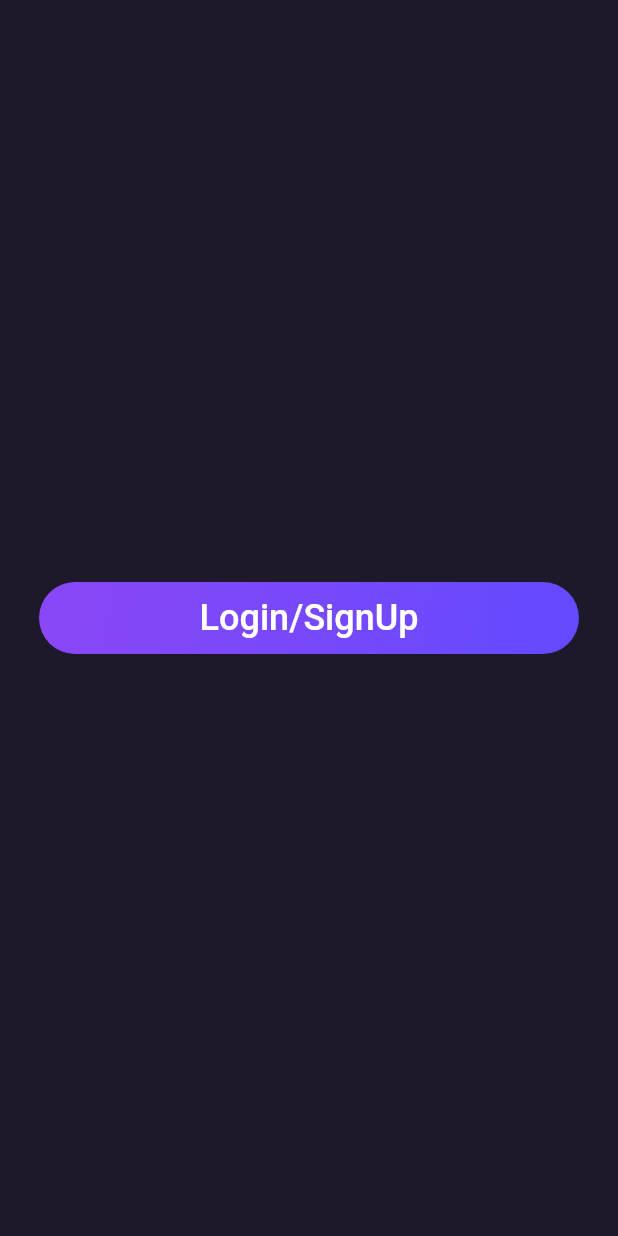
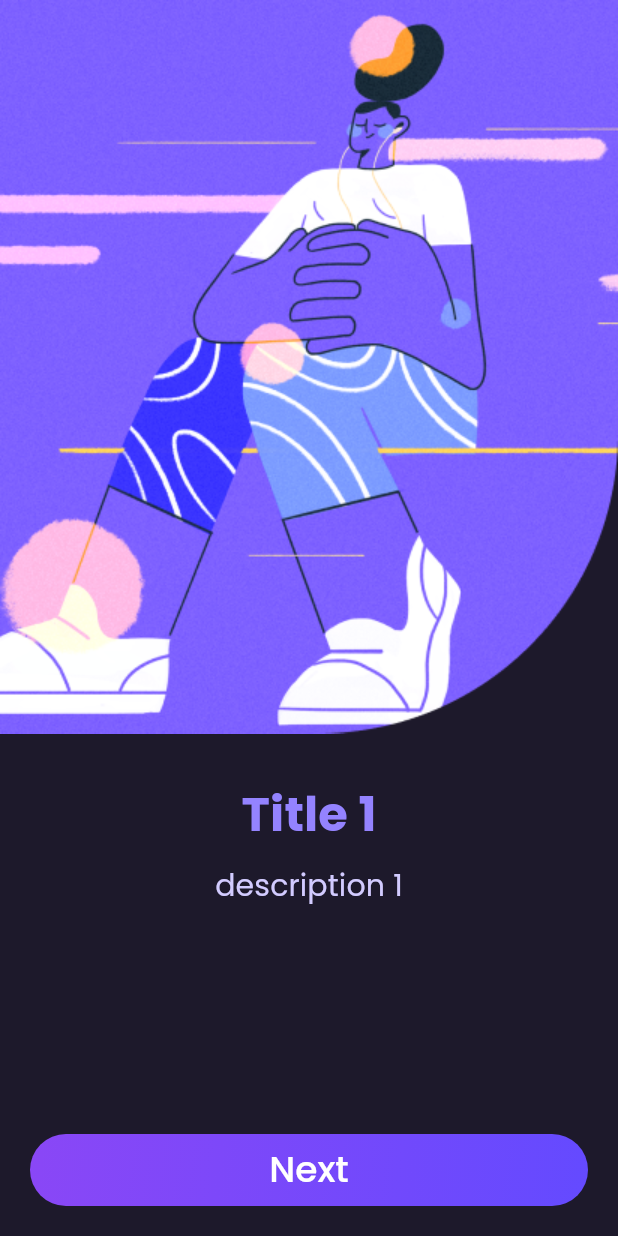
Before and after one commit to rojen11/kuhackfest2023, a Flutter app: the screen it shows after launch, on a phone screen of 412 x 824 dp. Run offline on Flutter 3.47's test engine with Material 2 defaults, Android fonts, the phone set to English and light mode, and no system bars; our stand-ins replace flutter_dotenv, flutter_map, google_fonts, latlong2; missing offline and left inert: auth0_flutter.

Commit message:
added the onboarding screen layout

```diff
--- a/application/lib/main.dart
+++ b/application/lib/main.dart
@@ -1,8 +1,13 @@
 import 'package:application/screens/login_view.dart';
+import 'package:application/screens/onboarding_view.dart';
+import 'package:application/screens/splash_view.dart';
 import 'package:flutter/material.dart';
 import 'package:flutter_dotenv/flutter_dotenv.dart';
 
 void main() async {
   await dotenv.load(fileName: ".env");
-  runApp(const MyApp());
+  runApp(const Onboarding(
+    title: "Title 1",
+    description: "description 1",
+  ));
 }
--- /dev/null
+++ b/application/lib/screens/onboarding_view.dart
@@ -0,0 +1,98 @@
+import 'package:flutter/material.dart';
+import 'package:google_fonts/google_fonts.dart';
+
+class Onboarding extends StatelessWidget {
+  const Onboarding({super.key, required this.title, required this.description});
+
+  final String title;
+  final String description;
+
+  @override
+  Widget build(BuildContext context) {
+    return MaterialApp(
+      theme: ThemeData(fontFamily: GoogleFonts.poppins().fontFamily),
+      home: Scaffold(
+        backgroundColor: const Color(0xff1D192B),
+        body: SingleChildScrollView(
+          child: Column(
+            children: [
+              Image.asset("images/Rectangle 1.png"),
+              Padding(
+                padding: const EdgeInsets.symmetric(vertical: 30),
+                child: Column(
+                  children: [
+                    Padding(
+                      padding: const EdgeInsets.only(bottom: 8.0),
+                      child: Text(
+                        title ?? "",
+                        textAlign: TextAlign.left,
+                        style: const TextStyle(
+                            fontWeight: FontWeight.w700,
+                            color: Color(0xff9483FF),
+                            fontSize: 32,
+                            letterSpacing: 0.1),
+                      ),
+                    ),
+                    Padding(
+                      padding: const EdgeInsets.symmetric(horizontal: 8.0),
+                      child: Text(
+                        description ?? " ",
+                        style: const TextStyle(
+                            color: Color(0xffD2CBFF),
+                            fontSize: 20,
+                            fontWeight: FontWeight.w400,
+                            letterSpacing: 0.1),
+                      ),
+                    ),
+                  ],
+                ),
+              )
+            ],
+          ),
+        ),
+        bottomNavigationBar: const Padding(
+          padding: EdgeInsets.all(20.0),
+          child: SizedBox(width: 348, height: 48, child: NextButton()),
+        ),
+      ),
+    );
+  }
+}
+
+class NextButton extends StatelessWidget {
+  const NextButton({super.key});
+
+  @override
+  Widget build(BuildContext context) {
+    return DecoratedBox(
+      decoration: BoxDecoration(
+        gradient: const LinearGradient(
+          begin: Alignment.topLeft,
+          end: Alignment.bottomRight,
+          colors: [
+            Color(
+                0xFF8A47F6), // Hex color code for Color.fromRGBO(138, 71, 246, 1)
+            Color(
+                0xFF644AFF), // Hex color code for Color.fromRGBO(100, 74, 255, 1)
+            // Add more colors if needed
+          ],
+        ),
+        borderRadius: BorderRadius.circular(30),
+        boxShadow: const <BoxShadow>[],
+      ),
+      child: ElevatedButton(
+        onPressed: () => print("Clicked"),
+        style: ElevatedButton.styleFrom(
+          backgroundColor:
+              Colors.transparent, // Set button background color to transparent
+          shadowColor: Colors.transparent, // Set shadow color to transparent
+        ),
+        child: Text(
+          "Next",
+          style: TextStyle(
+              fontSize: 24, fontFamily: GoogleFonts.poppins().fontFamily),
+        ),
+      ),
+    );
+  }
+}
--- /dev/null
+++ b/application/lib/screens/splash_view.dart
@@ -0,0 +1,34 @@
+import 'package:flutter/material.dart';
+
+class Splash extends StatelessWidget {
+  const Splash({super.key});
+
+  @override
+  Widget build(BuildContext context) {
+    return MaterialApp(
+        home: Scaffold(
+      body: Container(
+          width: double.infinity,
+          height: double.infinity,
+          decoration: const BoxDecoration(
+            gradient: LinearGradient(
+              begin: Alignment.topLeft,
+              end: Alignment.bottomRight,
+              colors: [
+                Color(
+                    0xFF8A47F6), // Hex color code for Color.fromRGBO(138, 71, 246, 1)
+                Color(
+                    0xFF644AFF), // Hex color code for Color.fromRGBO(100, 74, 255, 1)
+                // Add more colors if needed
+              ],
+            ),
+          ),
+          child: const Align(
+            alignment: Alignment.center,
+            child: Column(
+              children: [],
+            ),
+          )),
+    ));
+  }
+}
--- a/application/pubspec.yaml
+++ b/application/pubspec.yaml
@@ -65,7 +65,7 @@ flutter:
   # To add assets to your application, add an assets section, like this:
   assets:
     - .env
-  #   - images/a_dot_burr.jpeg
+    - images/
   #   - images/a_dot_ham.jpeg
 
   # An image asset can refer to one or more resolution-specific "variants", see
```
Also changed, not shown: application/images/Rectangle 1.png (added), application/images/snap point 1.svg (added), application/lib/screens/profile_view.dart (renamed from application/lib/profile_view.dart), application/pubspec.lock, 2 other files.
